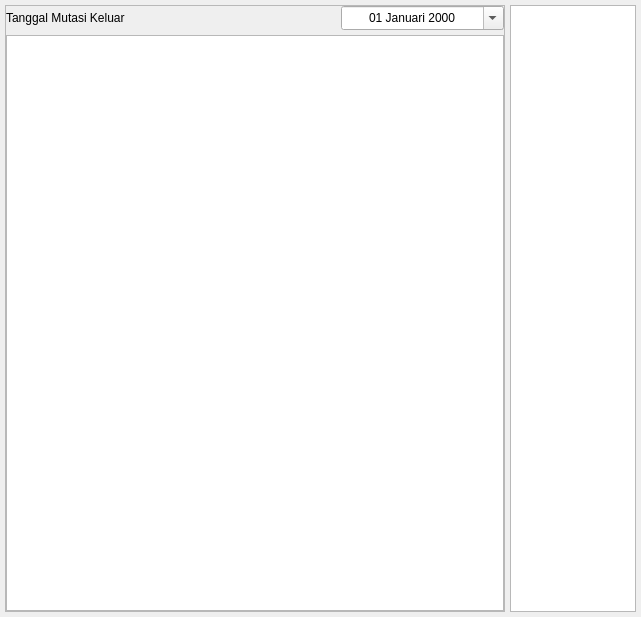
Qt form ui/sources/page_mutasi_keluar.ui (asjach/db_app) before a commit.
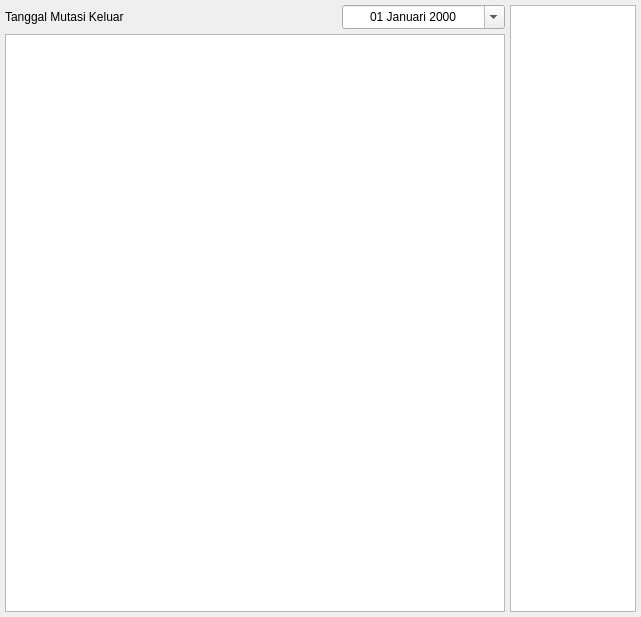
The same form after that commit.

The edit to the form file:
```diff
--- a/ui/sources/page_mutasi_keluar.ui
+++ b/ui/sources/page_mutasi_keluar.ui
@@ -30,7 +30,7 @@
     <number>5</number>
    </property>
    <item row="0" column="0">
-    <widget class="QFrame" name="frame_kiri">
+    <widget class="QWidget" name="widget_kiri" native="true">
      <property name="minimumSize">
       <size>
        <width>500</width>
@@ -43,12 +43,6 @@
        <height>16777215</height>
       </size>
      </property>
-     <property name="frameShape">
-      <enum>QFrame::StyledPanel</enum>
-     </property>
-     <property name="frameShadow">
-      <enum>QFrame::Raised</enum>
-     </property>
      <layout class="QGridLayout" name="gridLayout_2">
       <property name="leftMargin">
        <number>0</number>
```
Left out of the diff: 6 changed lines with no effect on the pictures.
